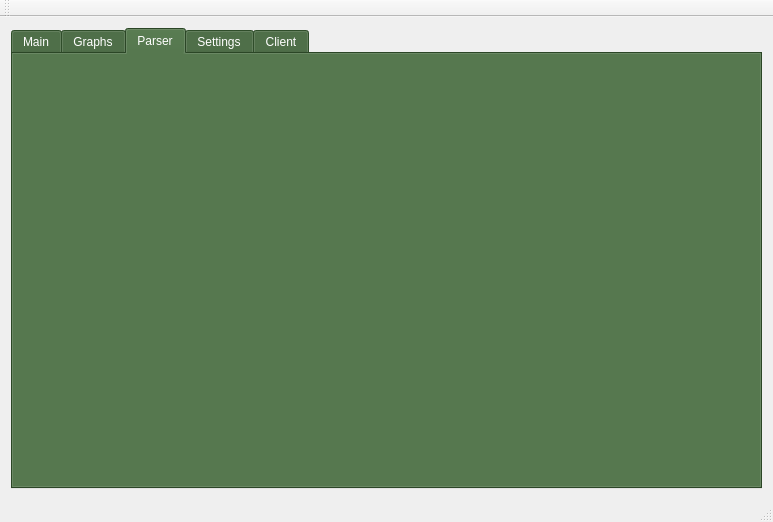
Old version of the form graphs.ui in the repository fsvymk/graphs.
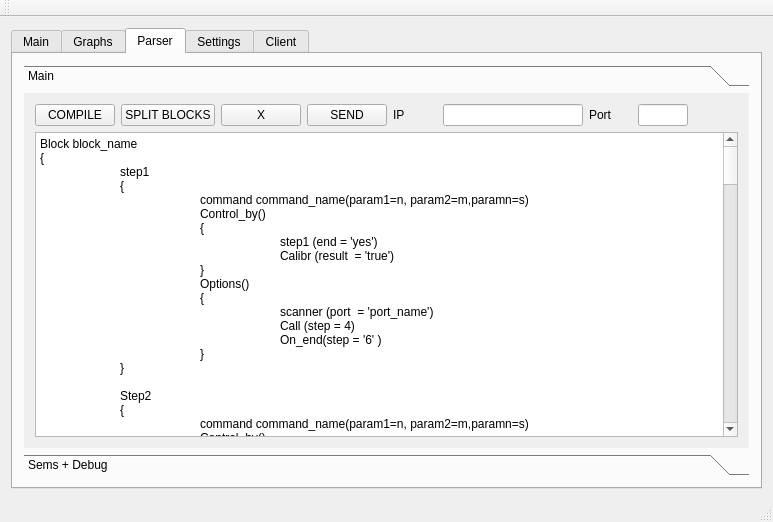
New version of the form. The open tabs and pages were chosen to show the change. Custom widgets are drawn as their Qt base class.

What changed in the file:
```diff
--- a/graphs.ui
+++ b/graphs.ui
@@ -17,420 +17,8 @@
    <layout class="QGridLayout" name="gridLayout">
     <item row="0" column="0">
      <widget class="QTabWidget" name="tabWidget">
-      <property name="palette">
-       <palette>
-        <active>
-         <colorrole role="WindowText">
-          <brush brushstyle="SolidPattern">
-           <color alpha="255">
-            <red>255</red>
-            <green>255</green>
-            <blue>255</blue>
-           </color>
-          </brush>
-         </colorrole>
-         <colorrole role="Button">
-          <brush brushstyle="SolidPattern">
-           <color alpha="255">
-            <red>60</red>
-            <green>98</green>
-            <blue>53</blue>
-           </color>
-          </brush>
-         </colorrole>
-         <colorrole role="Light">
-          <brush brushstyle="SolidPattern">
-           <color alpha="255">
-            <red>90</red>
-            <green>147</green>
-            <blue>79</blue>
-           </color>
-          </brush>
-         </colorrole>
-         <colorrole role="Midlight">
-          <brush brushstyle="SolidPattern">
-           <color alpha="255">
-            <red>75</red>
-            <green>122</green>
-            <blue>66</blue>
-           </color>
-          </brush>
-         </colorrole>
-         <colorrole role="Dark">
-          <brush brushstyle="SolidPattern">
-           <color alpha="255">
-            <red>30</red>
-            <green>49</green>
-            <blue>26</blue>
-           </color>
-          </brush>
-         </colorrole>
-         <colorrole role="Mid">
-          <brush brushstyle="SolidPattern">
-           <color alpha="255">
-            <red>40</red>
-            <green>65</green>
-            <blue>35</blue>
-           </color>
-          </brush>
-         </colorrole>
-         <colorrole role="Text">
-          <brush brushstyle="SolidPattern">
-           <color alpha="255">
-            <red>255</red>
-            <green>255</green>
-            <blue>255</blue>
-           </color>
-          </brush>
-         </colorrole>
-         <colorrole role="BrightText">
-          <brush brushstyle="SolidPattern">
-           <color alpha="255">
-            <red>255</red>
-            <green>255</green>
-            <blue>255</blue>
-           </color>
-          </brush>
-         </colorrole>
-         <colorrole role="ButtonText">
-          <brush brushstyle="SolidPattern">
-           <color alpha="255">
-            <red>255</red>
-            <green>255</green>
-            <blue>255</blue>
-           </color>
-          </brush>
-         </colorrole>
-         <colorrole role="Base">
-          <brush brushstyle="SolidPattern">
-           <color alpha="255">
-            <red>0</red>
-            <green>0</green>
-            <blue>0</blue>
-           </color>
-          </brush>
-         </colorrole>
-         <colorrole role="Window">
-          <brush brushstyle="SolidPattern">
-           <color alpha="255">
-            <red>60</red>
-            <green>98</green>
-            <blue>53</blue>
-           </color>
-          </brush>
-         </colorrole>
-         <colorrole role="Shadow">
-          <brush brushstyle="SolidPattern">
-           <color alpha="255">
-            <red>0</red>
-            <green>0</green>
-            <blue>0</blue>
-           </color>
-          </brush>
-         </colorrole>
-         <colorrole role="AlternateBase">
-          <brush brushstyle="SolidPattern">
-           <color alpha="255">
-            <red>30</red>
-            <green>49</green>
-            <blue>26</blue>
-           </color>
-          </brush>
-         </colorrole>
-         <colorrole role="ToolTipBase">
-          <brush brushstyle="SolidPattern">
-           <color alpha="255">
-            <red>255</red>
-            <green>255</green>
-            <blue>220</blue>
-           </color>
-          </brush>
-         </colorrole>
-         <colorrole role="ToolTipText">
-          <brush brushstyle="SolidPattern">
-           <color alpha="255">
-            <red>0</red>
-            <green>0</green>
-            <blue>0</blue>
-           </color>
-          </brush>
-         </colorrole>
-        </active>
-        <inactive>
-         <colorrole role="WindowText">
-          <brush brushstyle="SolidPattern">
-           <color alpha="255">
-            <red>255</red>
-            <green>255</green>
-            <blue>255</blue>
-           </color>
-          </brush>
-         </colorrole>
-         <colorrole role="Button">
-          <brush brushstyle="SolidPattern">
-           <color alpha="255">
-            <red>60</red>
-            <green>98</green>
-            <blue>53</blue>
-           </color>
-          </brush>
-         </colorrole>
-         <colorrole role="Light">
-          <brush brushstyle="SolidPattern">
-           <color alpha="255">
-            <red>90</red>
-            <green>147</green>
-            <blue>79</blue>
-           </color>
-          </brush>
-         </colorrole>
-         <colorrole role="Midlight">
-          <brush brushstyle="SolidPattern">
-           <color alpha="255">
-            <red>75</red>
-            <green>122</green>
-            <blue>66</blue>
-           </color>
-          </brush>
-         </colorrole>
-         <colorrole role="Dark">
-          <brush brushstyle="SolidPattern">
-           <color alpha="255">
-            <red>30</red>
-            <green>49</green>
-            <blue>26</blue>
-           </color>
-          </brush>
-         </colorrole>
-         <colorrole role="Mid">
-          <brush brushstyle="SolidPattern">
-           <color alpha="255">
-            <red>40</red>
-            <green>65</green>
-            <blue>35</blue>
-           </color>
-          </brush>
-         </colorrole>
-         <colorrole role="Text">
-          <brush brushstyle="SolidPattern">
-           <color alpha="255">
-            <red>255</red>
-            <green>255</green>
-            <blue>255</blue>
-           </color>
-          </brush>
-         </colorrole>
-         <colorrole role="BrightText">
-          <brush brushstyle="SolidPattern">
-           <color alpha="255">
-            <red>255</red>
-            <green>255</green>
-            <blue>255</blue>
-           </color>
-          </brush>
-         </colorrole>
-         <colorrole role="ButtonText">
-          <brush brushstyle="SolidPattern">
-           <color alpha="255">
-            <red>255</red>
-            <green>255</green>
-            <blue>255</blue>
-           </color>
-          </brush>
-         </colorrole>
-         <colorrole role="Base">
-          <brush brushstyle="SolidPattern">
-           <color alpha="255">
-            <red>0</red>
-            <green>0</green>
-            <blue>0</blue>
-           </color>
-          </brush>
-         </colorrole>
-         <colorrole role="Window">
-          <brush brushstyle="SolidPattern">
-           <color alpha="255">
-            <red>60</red>
-            <green>98</green>
-            <blue>53</blue>
-           </color>
-          </brush>
-         </colorrole>
-         <colorrole role="Shadow">
-          <brush brushstyle="SolidPattern">
-           <color alpha="255">
-            <red>0</red>
-            <green>0</green>
-            <blue>0</blue>
-           </color>
-          </brush>
-         </colorrole>
-         <colorrole role="AlternateBase">
-          <brush brushstyle="SolidPattern">
-           <color alpha="255">
-            <red>30</red>
-            <green>49</green>
-            <blue>26</blue>
-           </color>
-          </brush>
-         </colorrole>
-         <colorrole role="ToolTipBase">
-          <brush brushstyle="SolidPattern">
-           <color alpha="255">
-            <red>255</red>
-            <green>255</green>
-            <blue>220</blue>
-           </color>
-          </brush>
-         </colorrole>
-         <colorrole role="ToolTipText">
-          <brush brushstyle="SolidPattern">
-           <color alpha="255">
-            <red>0</red>
-            <green>0</green>
-            <blue>0</blue>
-           </color>
-          </brush>
-         </colorrole>
-        </inactive>
-        <disabled>
-         <colorrole role="WindowText">
-          <brush brushstyle="SolidPattern">
-           <color alpha="255">
-            <red>30</red>
-            <green>49</green>
-            <blue>26</blue>
-           </color>
-          </brush>
-         </colorrole>
-         <colorrole role="Button">
-          <brush brushstyle="SolidPattern">
-           <color alpha="255">
-            <red>60</red>
-            <green>98</green>
-            <blue>53</blue>
-           </color>
-          </brush>
-         </colorrole>
-         <colorrole role="Light">
-          <brush brushstyle="SolidPattern">
-           <color alpha="255">
-            <red>90</red>
-            <green>147</green>
-            <blue>79</blue>
-           </color>
-          </brush>
-         </colorrole>
-         <colorrole role="Midlight">
-          <brush brushstyle="SolidPattern">
-           <color alpha="255">
-            <red>75</red>
-            <green>122</green>
-            <blue>66</blue>
-           </color>
-          </brush>
-         </colorrole>
-         <colorrole role="Dark">
-          <brush brushstyle="SolidPattern">
-           <color alpha="255">
-            <red>30</red>
-            <green>49</green>
-            <blue>26</blue>
-           </color>
-          </brush>
-         </colorrole>
-         <colorrole role="Mid">
-          <brush brushstyle="SolidPattern">
-           <color alpha="255">
-            <red>40</red>
-            <green>65</green>
-            <blue>35</blue>
-           </color>
-          </brush>
-         </colorrole>
-         <colorrole role="Text">
-          <brush brushstyle="SolidPattern">
-           <color alpha="255">
-            <red>30</red>
-            <green>49</green>
-            <blue>26</blue>
-           </color>
-          </brush>
-         </colorrole>
-         <colorrole role="BrightText">
-          <brush brushstyle="SolidPattern">
-           <color alpha="255">
-            <red>255</red>
-            <green>255</green>
-            <blue>255</blue>
-           </color>
-          </brush>
-         </colorrole>
-         <colorrole role="ButtonText">
-          <brush brushstyle="SolidPattern">
-           <color alpha="255">
-            <red>30</red>
-            <green>49</green>
-            <blue>26</blue>
-           </color>
-          </brush>
-         </colorrole>
-         <colorrole role="Base">
-          <brush brushstyle="SolidPattern">
-           <color alpha="255">
-            <red>60</red>
-            <green>98</green>
-            <blue>53</blue>
-           </color>
-          </brush>
-         </colorrole>
-         <colorrole role="Window">
-          <brush brushstyle="SolidPattern">
-           <color alpha="255">
-            <red>60</red>
-            <green>98</green>
-            <blue>53</blue>
-           </color>
-          </brush>
-         </colorrole>
-         <colorrole role="Shadow">
-          <brush brushstyle="SolidPattern">
-           <color alpha="255">
-            <red>0</red>
-            <green>0</green>
-            <blue>0</blue>
-           </color>
-          </brush>
-         </colorrole>
-         <colorrole role="AlternateBase">
-          <brush brushstyle="SolidPattern">
-           <color alpha="255">
-            <red>60</red>
-            <green>98</green>
-            <blue>53</blue>
-           </color>
-          </brush>
-         </colorrole>
-         <colorrole role="ToolTipBase">
-          <brush brushstyle="SolidPattern">
-           <color alpha="255">
-            <red>255</red>
-            <green>255</green>
-            <blue>220</blue>
-           </color>
-          </brush>
-         </colorrole>
-         <colorrole role="ToolTipText">
-          <brush brushstyle="SolidPattern">
-           <color alpha="255">
-            <red>0</red>
-            <green>0</green>
-            <blue>0</blue>
-           </color>
-          </brush>
-         </colorrole>
-        </disabled>
-       </palette>
+      <property name="autoFillBackground">
+       <bool>true</bool>
       </property>
       <property name="currentIndex">
        <number>4</number>
@@ -539,6 +127,298 @@
        <attribute name="title">
         <string>Parser</string>
        </attribute>
+       <layout class="QGridLayout" name="gridLayout_5">
+        <item row="0" column="1">
+         <widget class="QToolBox" name="toolBox">
+          <property name="currentIndex">
+           <number>0</number>
+          </property>
+          <widget class="QWidget" name="page">
+           <property name="geometry">
+            <rect>
+             <x>0</x>
+             <y>0</y>
+             <width>733</width>
+             <height>346</height>
+            </rect>
+           </property>
+           <attribute name="label">
+            <string>Main</string>
+           </attribute>
+           <layout class="QGridLayout" name="gridLayout_7">
+            <item row="8" column="0" colspan="9">
+             <widget class="CodeEditor" name="plainTextEdit">
+              <property name="sizePolicy">
+               <sizepolicy hsizetype="Expanding" vsizetype="Expanding">
+                <horstretch>0</horstretch>
+                <verstretch>0</verstretch>
+               </sizepolicy>
+              </property>
+              <property name="plainText">
+               <string>Block block_name
+{
+	step1 
+	{
+		command command_name(param1=n, param2=m,paramn=s)
+		Control_by()
+		{
+			step1 (end = 'yes')
+			Calibr (result  = 'true')
+		}
+		Options()
+		{ 
+			scanner (port  = 'port_name')
+			Call (step = 4)
+			On_end(step = '6' )
+		}
+	}
+	
+	Step2 
+	{
+		command command_name(param1=n, param2=m,paramn=s)
+		Control_by()
+		{
+			step1 (end = 'yes')
+			Calibr (result  = 'true')
+		}
+		Options()
+		{ 
+			scanner (port  = 'port_name')
+			Call (step = 4)
+			On_end(step = '6' )
+		}
+	}
+	
+	step7 
+	{
+		command command_name(param1=n, param2=m,paramn=s)
+		Control_by()
+		{
+			step1 (end = 'yes')
+			Calibr (result  = 'true')
+		}
+		Options()
+		{ 
+			scanner (port  = 'port_name')
+			Call (step = 4)
+			On_end(step = '6' )
+		}
+	}
+}
+
+Block block_name_B
+{
+	step8 
+	{
+		command command_name(param1=n, param2=m,paramn=s)
+		Control_by()
+		{
+			step1 (end = 'yes')
+			Calibr (result  = 'true')
+		}
+		Options()
+		{ 
+			scanner (port  = 'port_name')
+			Call (step = 4)
+			On_end(step = '6' )
+		}
+	}
+	
+	Step5 
+	{
+		command command_name(param1=n, param2=m, paramn=s)
+		Control_by()
+		{
+			step1 (end = 'yes')
+			Calibr (result  = 'true')
+		}
+		Options()
+		{ 
+			scanner (port  = 'port_name')
+			Call (step = 4)
+			On_end(step = '6')
+		}
+	}
+	
+	step4 
+	{
+		command command_name(param1=n, param2=m,paramn=s)
+		Control_by()
+		{
+			step1 (end = 'yes')
+			Calibr (result  = 'true')
+		}
+		Options()
+		{ 
+			scanner (port  = 'port_name')
+			Call (step = 4)
+			On_end(step = '6' )
+		}
+	}
+}
+
+Block block_name_A
+{
+	step34 
+	{
+		command command_name(param1=n, param2=m,paramn=s)
+		Control_by()
+		{
+			step1 (end = 'yes')
+			Calibr (result  = 'true')
+		}
+		Options()
+		{ 
+			scanner (port  = 'port_name')
+			Call (step = 4)
+			On_end(step = '6' )
+		}
+	}
+	
+	Step64 
+	{
+		command command_name(param1=n, param2=m,paramn=s)
+		Control_by()
+		{
+			step1 (end = 'yes')
+			Calibr (result  = 'true')
+		}
+		Options()
+		{ 
+			scanner (port  = 'port_name')
+			Call (step = 4)
+			On_end(step = '6' )
+		}
+	}
+	
+	step23 
+	{
+		command command_name(param1=n, param2=m,paramn=s)
+		Control_by()
+		{
+			step1 (end = 'yes')
+			Calibr (result  = 'true')
+		}
+		Options()
+		{ 
+			scanner (port  = 'port_name')
+			Call (step = 4)
+			On_end(step = 6)
+		}
+	}
+}</string>
+              </property>
+             </widget>
+            </item>
+            <item row="3" column="3">
+             <widget class="QPushButton" name="pushButton_11">
+              <property name="text">
+               <string>SEND</string>
+              </property>
+             </widget>
+            </item>
+            <item row="3" column="0">
+             <widget class="QPushButton" name="pushButton_12">
+              <property name="text">
+               <string>COMPILE</string>
+              </property>
+             </widget>
+            </item>
+            <item row="3" column="4">
+             <widget class="QLabel" name="label_3">
+              <property name="text">
+               <string>IP</string>
+              </property>
+             </widget>
+            </item>
+            <item row="3" column="7">
+             <widget class="QLineEdit" name="lineEdit_2">
+              <property name="maximumSize">
+               <size>
+                <width>50</width>
+                <height>16777215</height>
+               </size>
+              </property>
+             </widget>
+            </item>
+            <item row="3" column="1">
+             <widget class="QPushButton" name="pushButton_13">
+              <property name="text">
+               <string>SPLIT BLOCKS</string>
+              </property>
+             </widget>
+            </item>
+            <item row="3" column="5">
+             <widget class="QLineEdit" name="lineEdit">
+              <property name="maximumSize">
+               <size>
+                <width>140</width>
+                <height>16777215</height>
+               </size>
+              </property>
+             </widget>
+            </item>
+            <item row="3" column="2">
+             <widget class="QPushButton" name="pushButton_14">
+              <property name="text">
+               <string>X</string>
+              </property>
+             </widget>
+            </item>
+            <item row="3" column="6">
+             <widget class="QLabel" name="label_4">
+              <property name="text">
+               <string>Port</string>
+              </property>
+             </widget>
+            </item>
+           </layout>
+          </widget>
+          <widget class="QWidget" name="page_2">
+           <property name="geometry">
+            <rect>
+             <x>0</x>
+             <y>0</y>
+             <width>733</width>
+             <height>346</height>
+            </rect>
+           </property>
+           <attribute name="label">
+            <string>Sems + Debug</string>
+           </attribute>
+           <layout class="QGridLayout" name="gridLayout_6">
+            <item row="0" column="0">
+             <widget class="QLabel" name="label">
+              <property name="text">
+               <string>Result</string>
+              </property>
+             </widget>
+            </item>
+            <item row="0" column="1">
+             <widget class="QLabel" name="label_2">
+              <property name="text">
+               <string>Sems</string>
+              </property>
+             </widget>
+            </item>
+            <item row="1" column="0">
+             <widget class="QTextEdit" name="textEdit"/>
+            </item>
+            <item row="1" column="1">
+             <widget class="QTextEdit" name="textEdit_2">
+              <property name="maximumSize">
+               <size>
+                <width>200</width>
+                <height>16777215</height>
+               </size>
+              </property>
+             </widget>
+            </item>
+           </layout>
+          </widget>
+         </widget>
+        </item>
+       </layout>
       </widget>
       <widget class="QWidget" name="tab_4">
        <attribute name="title">
@@ -811,6 +691,11 @@
    <header>qcustomplot.h</header>
    <container>1</container>
   </customwidget>
+  <customwidget>
+   <class>CodeEditor</class>
+   <extends>QPlainTextEdit</extends>
+   <header>codeeditor.h</header>
+  </customwidget>
  </customwidgets>
  <resources/>
  <connections/>
```
Left out of the diff: 2 changed lines with no effect on the pictures.
